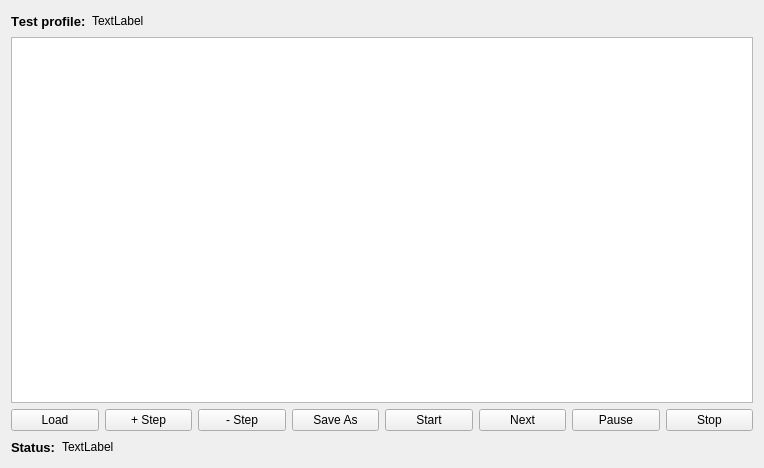
Old version of the form code/client/testsequencer.ui in the repository ngocminhdao88/Zylinderkopfpruefstand.
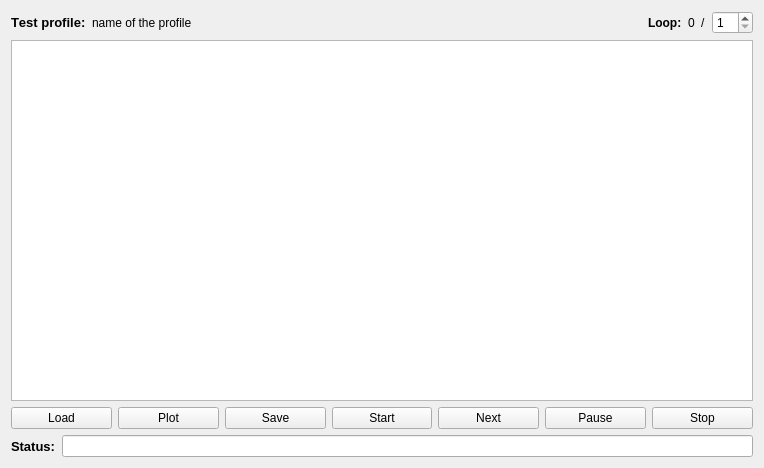
New version of the form.

Commit message: implemented the state machine for test sequencer

The edit to the form file:
```diff
--- a/code/client/testsequencer.ui
+++ b/code/client/testsequencer.ui
@@ -34,7 +34,7 @@
      <item>
       <widget class="QLabel" name="testProfileLabel">
        <property name="text">
-        <string>TextLabel</string>
+        <string>name of the profile</string>
        </property>
       </widget>
      </item>
@@ -51,6 +51,40 @@
        </property>
       </spacer>
      </item>
+     <item>
+      <widget class="QLabel" name="label_3">
+       <property name="font">
+        <font>
+         <weight>75</weight>
+         <bold>true</bold>
+        </font>
+       </property>
+       <property name="text">
+        <string>Loop:</string>
+       </property>
+      </widget>
+     </item>
+     <item>
+      <widget class="QLabel" name="loopLabel">
+       <property name="text">
+        <string>0</string>
+       </property>
+      </widget>
+     </item>
+     <item>
+      <widget class="QLabel" name="label_5">
+       <property name="text">
+        <string>/</string>
+       </property>
+      </widget>
+     </item>
+     <item>
+      <widget class="QSpinBox" name="loopSpinBox">
+       <property name="minimum">
+        <number>1</number>
+       </property>
+      </widget>
+     </item>
     </layout>
    </item>
    <item>
@@ -78,7 +112,7 @@
         <string>&lt;html&gt;&lt;head/&gt;&lt;body&gt;&lt;p&gt;Load test profile&lt;/p&gt;&lt;/body&gt;&lt;/html&gt;</string>
        </property>
        <property name="text">
-        <string>+ Step</string>
+        <string>Plot</string>
        </property>
       </widget>
      </item>
@@ -88,17 +122,7 @@
         <string>&lt;html&gt;&lt;head/&gt;&lt;body&gt;&lt;p&gt;Load test profile&lt;/p&gt;&lt;/body&gt;&lt;/html&gt;</string>
        </property>
        <property name="text">
-        <string>- Step</string>
-       </property>
-      </widget>
-     </item>
-     <item>
-      <widget class="QPushButton" name="saveAsButton">
-       <property name="toolTip">
-        <string>&lt;html&gt;&lt;head/&gt;&lt;body&gt;&lt;p&gt;Load test profile&lt;/p&gt;&lt;/body&gt;&lt;/html&gt;</string>
-       </property>
-       <property name="text">
-        <string>Save As</string>
+        <string>Save</string>
        </property>
       </widget>
      </item>
@@ -162,25 +186,12 @@
       </widget>
      </item>
      <item>
-      <widget class="QLabel" name="testStatusLabel">
-       <property name="text">
-        <string>TextLabel</string>
+      <widget class="QLineEdit" name="statusEdit">
+       <property name="readOnly">
+        <bool>true</bool>
        </property>
       </widget>
      </item>
-     <item>
-      <spacer name="horizontalSpacer_2">
-       <property name="orientation">
-        <enum>Qt::Horizontal</enum>
-       </property>
-       <property name="sizeHint" stdset="0">
-        <size>
-         <width>40</width>
-         <height>20</height>
-        </size>
-       </property>
-      </spacer>
-     </item>
     </layout>
    </item>
   </layout>
```
Left out of the diff: 9 changed lines with no effect on the pictures. The commit also changes 5 other files.
